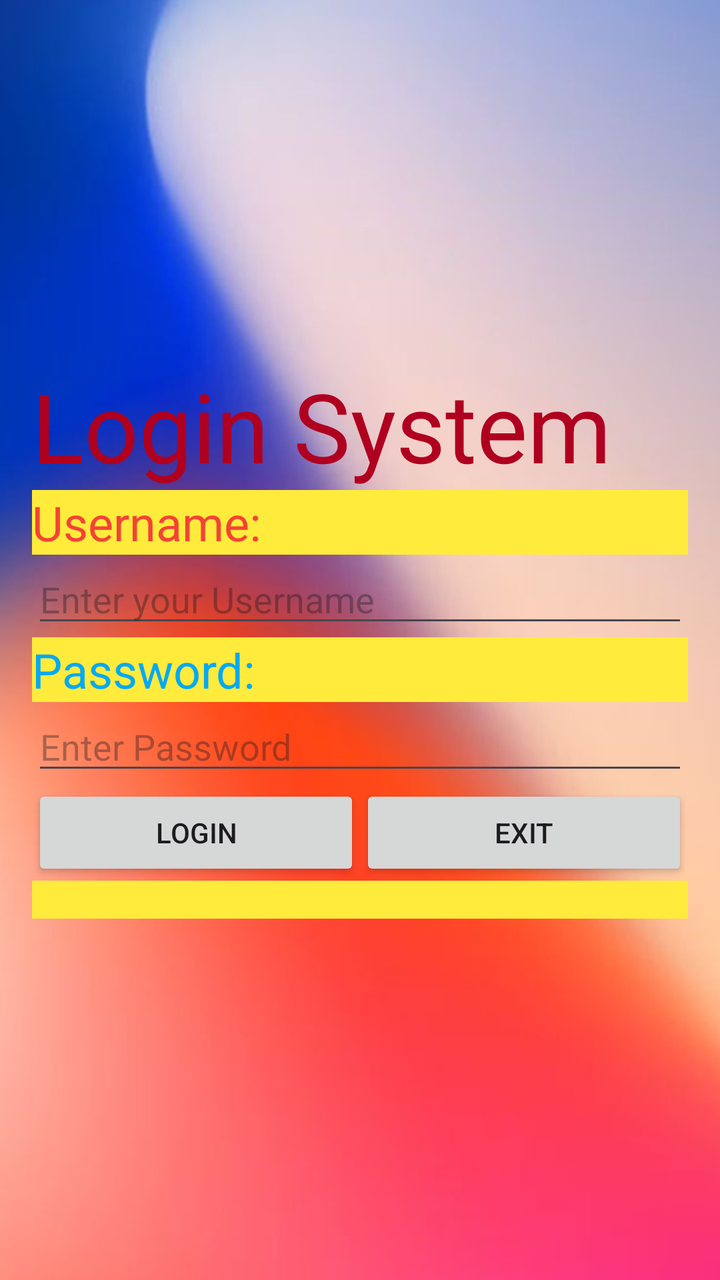
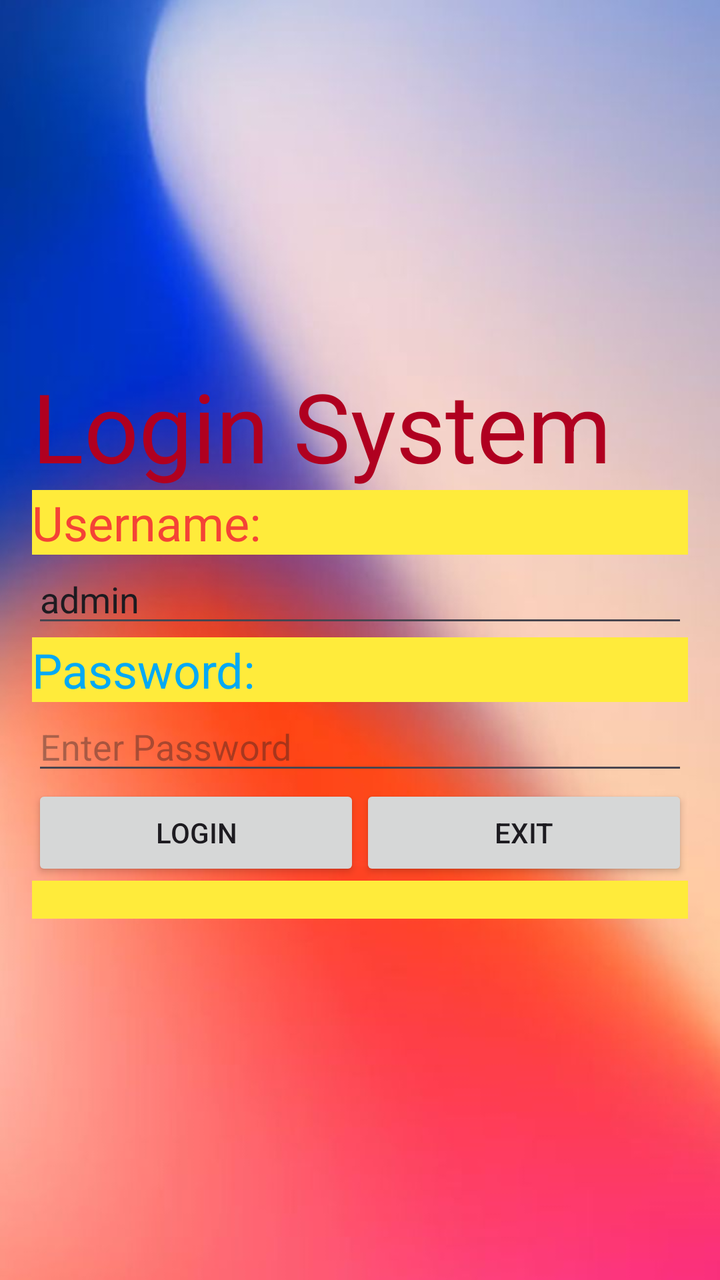

An Android layout rendered at two revisions. The XML below is the earlier revision; the diff shows what the commit changed to produce the second picture.
<!-- AndroidManifest.xml: application theme Theme.K234112EApp -->
<!-- res/layout/activity_login.xml -->
<?xml version="1.0" encoding="utf-8"?>
<LinearLayout xmlns:android="http://schemas.android.com/apk/res/android"
    xmlns:app="http://schemas.android.com/apk/res-auto"
    xmlns:tools="http://schemas.android.com/tools"
    android:id="@+id/main"
    android:layout_width="match_parent"
    android:layout_height="match_parent"
    android:background="@drawable/wallpaper"
    android:gravity="center"
    android:orientation="vertical"
    android:padding="16dp"
    tools:context=".LoginActivity">

    <TextView
        android:id="@+id/textView3"
        android:layout_width="match_parent"
        android:layout_height="wrap_content"
        android:lineSpacingExtra="14sp"
        android:text="@string/str_login_system"
        android:textAlignment="center"
        android:textColor="@color/design_default_color_error"
        android:textSize="48sp" />

    <TextView
        android:id="@+id/textView4"
        android:layout_width="match_parent"
        android:layout_height="wrap_content"
        android:background="#FFEB3B"
        android:text="@string/str_username"
        android:textColor="@color/red"
        android:textSize="24sp" />

    <EditText
        android:id="@+id/editUserName"
        android:layout_width="match_parent"
        android:layout_height="wrap_content"
        android:ems="10"
        android:hint="@string/str_hint_username"
        android:inputType="text" />

    <TextView
        android:id="@+id/textView5"
        android:layout_width="match_parent"
        android:layout_height="wrap_content"
        android:background="#FFEB3B"
        android:text="@string/str_password"
        android:textColor="@color/blue"
        android:textSize="24sp" />

    <EditText
        android:id="@+id/editPassword"
        android:layout_width="match_parent"
        android:layout_height="wrap_content"
        android:ems="10"
        android:hint="@string/str_hint_password"
        android:inputType="textPassword" />

    <LinearLayout
        android:layout_width="match_parent"
        android:layout_height="wrap_content"
        android:orientation="horizontal">

        <Button
            android:id="@+id/btnLogin"
            android:layout_width="wrap_content"
            android:layout_height="wrap_content"
            android:layout_weight="1"
            android:onClick="loginSystem"
            android:text="@string/str_log" />

        <Button
            android:onClick="exitSystem"
            android:id="@+id/btnExit"
            android:layout_width="wrap_content"
            android:layout_height="wrap_content"
            android:layout_weight="1"
            android:text="@string/str_exit" />
    </LinearLayout>

    <TextView
        android:id="@+id/txtMessage"
        android:layout_width="match_parent"
        android:layout_height="wrap_content"
        android:background="#FFEB3B" />

</LinearLayout>
<!-- resources referenced by this layout -->
<resources>
  <color name="blue">#03A9F4</color>
  <color name="red">#F44336</color>
  <!-- drawable wallpaper: jpg bitmap (drawable, 27347 bytes) -->
  <string name="str_exit">Exit</string>
  <string name="str_hint_password">Enter Password</string>
  <string name="str_hint_username">Enter your Username</string>
  <string name="str_log">Login</string>
  <string name="str_login_system">Login System</string>
  <string name="str_password">Password:</string>
  <string name="str_username">Username:</string>
  <style name="Theme.K234112EApp" parent="Base.Theme.K234112EApp" />
  <style name="Base.Theme.K234112EApp" parent="Theme.Material3.DayNight.NoActionBar">
          
          
      </style>
</resources>

<!-- the commit's change to res/layout/activity_login.xml (unified diff, before → after) -->
@@ -31,6 +31,7 @@
         android:textSize="24sp" />
 
     <EditText
+        android:text="admin"
         android:id="@+id/editUserName"
         android:layout_width="match_parent"
         android:layout_height="wrap_content"
